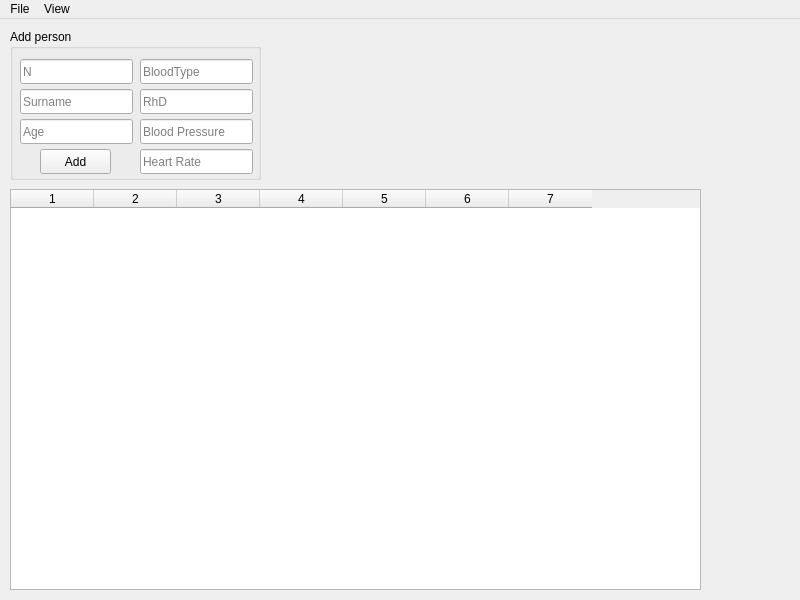
First picture: the form in OOP/cw/mainwindow.ui, repository geekylthyosaur/lpnu, before the edit.
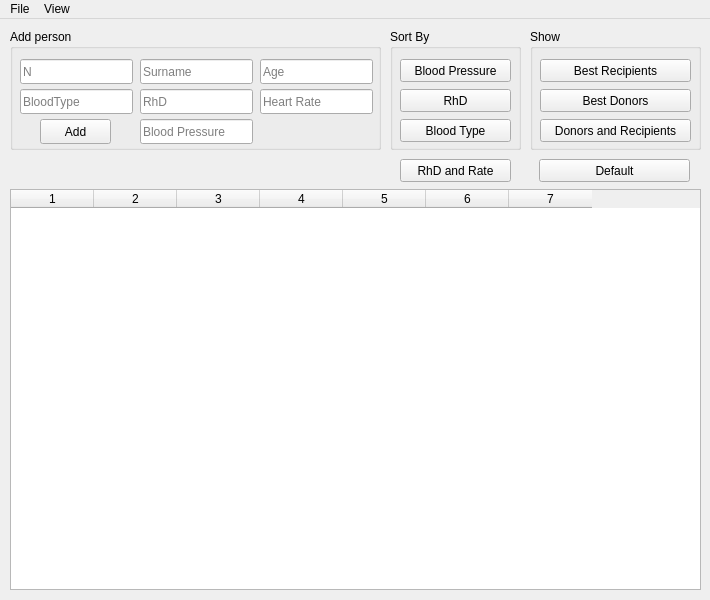
Second picture: the form after the edit.

```diff
--- a/OOP/cw/mainwindow.ui
+++ b/OOP/cw/mainwindow.ui
@@ -6,7 +6,7 @@
    <rect>
     <x>0</x>
     <y>0</y>
-    <width>800</width>
+    <width>710</width>
     <height>600</height>
    </rect>
   </property>
@@ -18,13 +18,13 @@
   </property>
   <property name="minimumSize">
    <size>
-    <width>800</width>
+    <width>710</width>
     <height>600</height>
    </size>
   </property>
   <property name="maximumSize">
    <size>
-    <width>800</width>
+    <width>710</width>
     <height>600</height>
    </size>
   </property>
@@ -37,8 +37,8 @@
      <rect>
       <x>10</x>
       <y>10</y>
-      <width>251</width>
-      <height>151</height>
+      <width>371</width>
+      <height>121</height>
      </rect>
     </property>
     <property name="title">
@@ -60,8 +60,8 @@
     <widget class="QLineEdit" name="surnameLE">
      <property name="geometry">
       <rect>
-       <x>10</x>
-       <y>60</y>
+       <x>130</x>
+       <y>30</y>
        <width>113</width>
        <height>25</height>
       </rect>
@@ -73,8 +73,8 @@
     <widget class="QLineEdit" name="ageLE">
      <property name="geometry">
       <rect>
-       <x>10</x>
-       <y>90</y>
+       <x>250</x>
+       <y>30</y>
        <width>113</width>
        <height>25</height>
       </rect>
@@ -86,8 +86,8 @@
     <widget class="QLineEdit" name="bloodtypeLE">
      <property name="geometry">
       <rect>
-       <x>130</x>
-       <y>30</y>
+       <x>10</x>
+       <y>60</y>
        <width>113</width>
        <height>25</height>
       </rect>
@@ -125,8 +125,8 @@
     <widget class="QLineEdit" name="heartrateLE">
      <property name="geometry">
       <rect>
-       <x>130</x>
-       <y>120</y>
+       <x>250</x>
+       <y>60</y>
        <width>113</width>
        <height>25</height>
       </rect>
@@ -139,7 +139,7 @@
      <property name="geometry">
       <rect>
        <x>30</x>
-       <y>120</y>
+       <y>90</y>
        <width>71</width>
        <height>25</height>
       </rect>
@@ -270,13 +270,143 @@
     <column/>
     <column/>
    </widget>
+   <widget class="QGroupBox" name="groupBox_2">
+    <property name="geometry">
+     <rect>
+      <x>390</x>
+      <y>10</y>
+      <width>131</width>
+      <height>121</height>
+     </rect>
+    </property>
+    <property name="title">
+     <string>Sort By</string>
+    </property>
+    <widget class="QPushButton" name="bSortByBloodPressure">
+     <property name="geometry">
+      <rect>
+       <x>10</x>
+       <y>30</y>
+       <width>111</width>
+       <height>23</height>
+      </rect>
+     </property>
+     <property name="text">
+      <string>Blood Pressure</string>
+     </property>
+    </widget>
+    <widget class="QPushButton" name="bSortByRhD">
+     <property name="geometry">
+      <rect>
+       <x>10</x>
+       <y>60</y>
+       <width>111</width>
+       <height>23</height>
+      </rect>
+     </property>
+     <property name="text">
+      <string>RhD</string>
+     </property>
+    </widget>
+    <widget class="QPushButton" name="bSortByBloodType">
+     <property name="geometry">
+      <rect>
+       <x>10</x>
+       <y>90</y>
+       <width>111</width>
+       <height>23</height>
+      </rect>
+     </property>
+     <property name="text">
+      <string>Blood Type</string>
+     </property>
+    </widget>
+   </widget>
+   <widget class="QGroupBox" name="groupBox_3">
+    <property name="geometry">
+     <rect>
+      <x>530</x>
+      <y>10</y>
+      <width>171</width>
+      <height>121</height>
+     </rect>
+    </property>
+    <property name="title">
+     <string>Show</string>
+    </property>
+    <widget class="QPushButton" name="bShowBestRecipients">
+     <property name="geometry">
+      <rect>
+       <x>10</x>
+       <y>30</y>
+       <width>151</width>
+       <height>23</height>
+      </rect>
+     </property>
+     <property name="text">
+      <string>Best Recipients</string>
+     </property>
+    </widget>
+    <widget class="QPushButton" name="bShowBestDonors">
+     <property name="geometry">
+      <rect>
+       <x>10</x>
+       <y>60</y>
+       <width>151</width>
+       <height>23</height>
+      </rect>
+     </property>
+     <property name="text">
+      <string>Best Donors</string>
+     </property>
+    </widget>
+    <widget class="QPushButton" name="bShowDonorsAndRecipients">
+     <property name="geometry">
+      <rect>
+       <x>10</x>
+       <y>90</y>
+       <width>151</width>
+       <height>23</height>
+      </rect>
+     </property>
+     <property name="text">
+      <string>Donors and Recipients</string>
+     </property>
+    </widget>
+   </widget>
+   <widget class="QPushButton" name="bShowDefault">
+    <property name="geometry">
+     <rect>
+      <x>539</x>
+      <y>140</y>
+      <width>151</width>
+      <height>23</height>
+     </rect>
+    </property>
+    <property name="text">
+     <string>Default</string>
+    </property>
+   </widget>
+   <widget class="QPushButton" name="bSortByRhDAndRate">
+    <property name="geometry">
+     <rect>
+      <x>400</x>
+      <y>140</y>
+      <width>111</width>
+      <height>23</height>
+     </rect>
+    </property>
+    <property name="text">
+     <string>RhD and Rate</string>
+    </property>
+   </widget>
   </widget>
   <widget class="QMenuBar" name="menubar">
    <property name="geometry">
     <rect>
      <x>0</x>
      <y>0</y>
-     <width>800</width>
+     <width>710</width>
      <height>20</height>
     </rect>
    </property>
```
